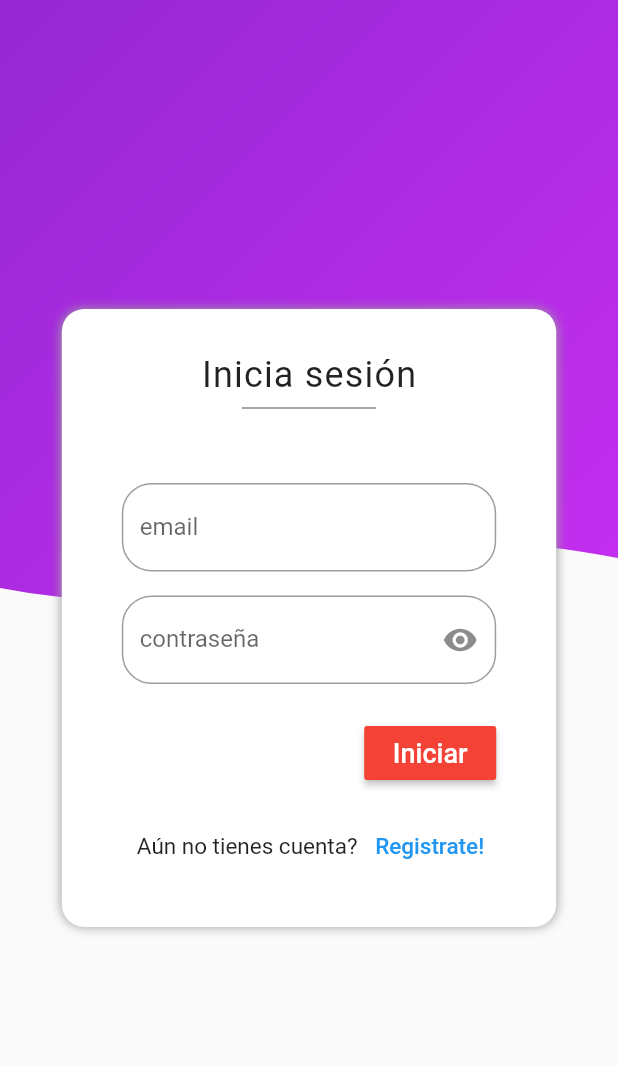
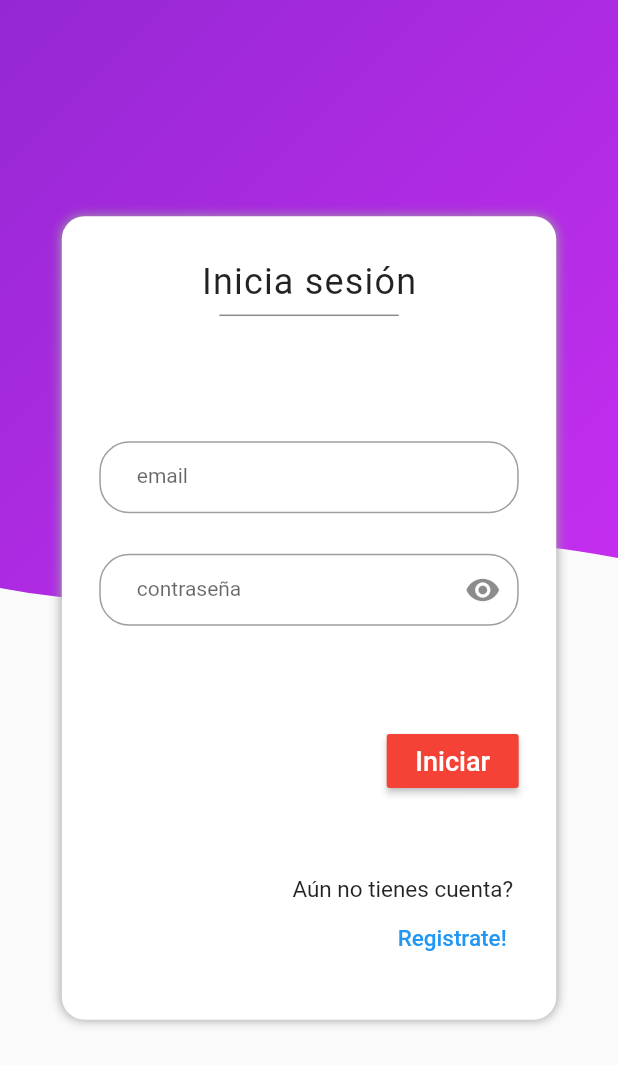
Before and after one commit to black-redoc/crud_products, a Flutter app: the screen it shows after launch, on a phone screen of 412 x 824 dp. Shown: the top 1065 px of the screen. Run offline on Flutter 3.47's test engine with Material 2 defaults, Android fonts, the phone set to English and light mode, and no system bars.

```diff
--- a/lib/pages/login_page.dart
+++ b/lib/pages/login_page.dart
@@ -69,9 +69,10 @@ class _LoginPageState extends State<LoginPage> {
       top: 0,
       bottom: 0,
       child: Center(
+        child: SingleChildScrollView(
           child: Container(
-          padding: EdgeInsets.symmetric(vertical: 30, horizontal: 40),
-          height: height! * 0.5,
+            padding: EdgeInsets.symmetric(vertical: 30, horizontal: 25),
+            height: height! * 0.65,
             width: width! * 0.8,
             decoration: BoxDecoration(
               borderRadius: BorderRadius.circular(15),
@@ -91,7 +92,7 @@ class _LoginPageState extends State<LoginPage> {
                     _formTitle(),
                     Padding(
                       padding: EdgeInsets.only(
-                      bottom: 20,
+                        bottom: 10,
                         left: 80,
                         right: 80
                       ),
@@ -106,6 +107,7 @@ class _LoginPageState extends State<LoginPage> {
                 _submitButton(context: context),
                 _formSignUpRedirection(context: context),
               ]
+            ),
           ),
         ),
       )
@@ -132,15 +134,25 @@ class _LoginPageState extends State<LoginPage> {
       children: <Widget>[
         TextFormField(
           controller: _emailController,
+          style: TextStyle(
+            fontSize: 14
+          ),
           decoration: InputDecoration(
             labelText: "email",
             border: OutlineInputBorder(
               borderRadius: BorderRadius.circular(20),
+            ),
+            contentPadding: EdgeInsets.symmetric(
+              vertical: 0,
+              horizontal: 25
             )
           ),
         ),
         TextFormField(
           controller: _passwordController,
+          style: TextStyle(
+            fontSize: 14
+          ),
           obscureText: _obscurePassword,
           decoration: InputDecoration(
             labelText: "contraseña",
@@ -150,6 +162,10 @@ class _LoginPageState extends State<LoginPage> {
             ),
             border: OutlineInputBorder(
               borderRadius: BorderRadius.circular(20),
+            ),
+            contentPadding: EdgeInsets.symmetric(
+              vertical: 0,
+              horizontal: 25
             )
           ),
         )
@@ -177,6 +193,10 @@ class _LoginPageState extends State<LoginPage> {
   Widget _formSignUpRedirection({BuildContext? context}) => Row(
     mainAxisAlignment: MainAxisAlignment.end,
     children: <Widget>[
+      Column(
+        mainAxisAlignment: MainAxisAlignment.center,
+        crossAxisAlignment: CrossAxisAlignment.end,
+        children: <Widget>[
           Text(
             "Aún no tienes cuenta? ",
             style: TextStyle(
@@ -191,6 +211,8 @@ class _LoginPageState extends State<LoginPage> {
                 fontSize: 15,
               )
             )
+          )
+        ],
       )
     ],
   );
```
Lines whose indentation alone changed are shown as unchanged.
